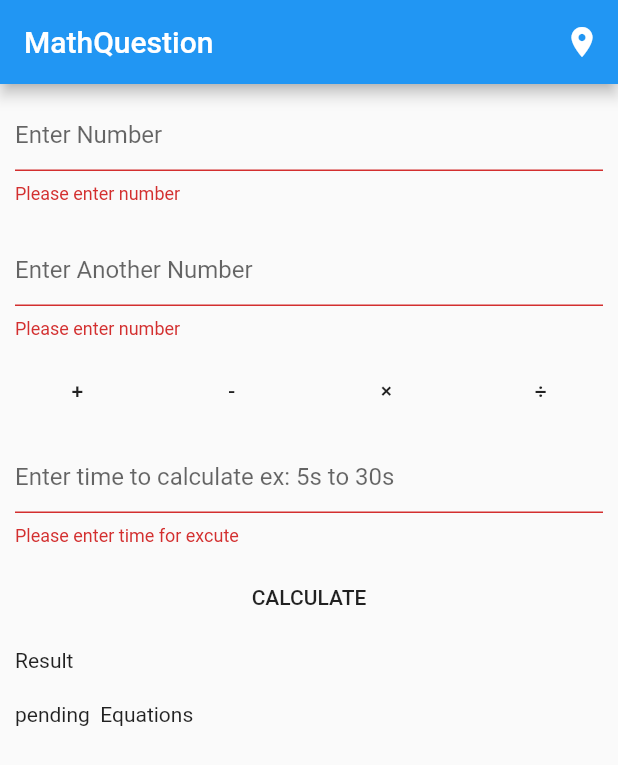
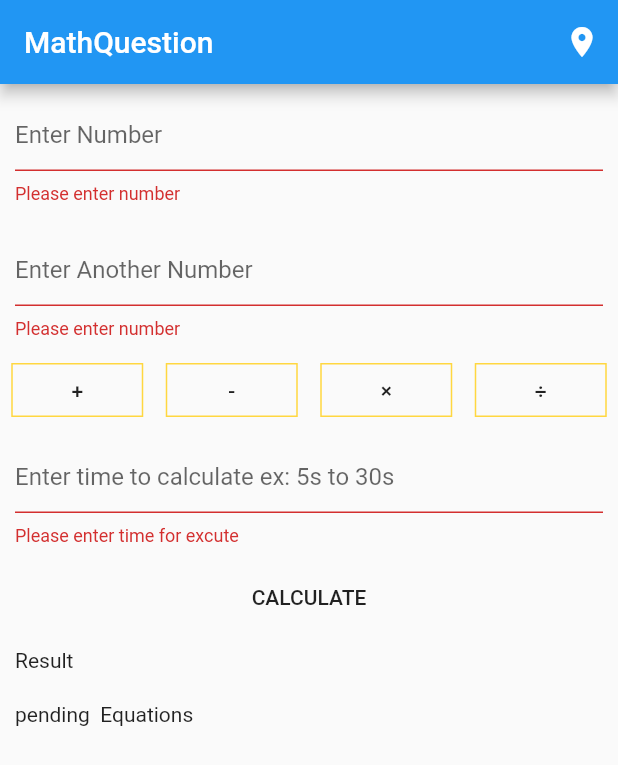
Before and after one commit to Abdelrhman9623/mathQuestion, a Flutter app: the screen it shows after launch, after a tap on "CALCULATE", on a phone screen of 412 x 824 dp. Shown: the top 765 px of the screen. Run offline on Flutter 3.47's test engine with Material 2 defaults, Android fonts, the phone set to English and light mode, and no system bars; our stand-ins replace location.

Commit message:
finxing issus o

```diff
--- a/lib/screens/Home_Screen.dart
+++ b/lib/screens/Home_Screen.dart
@@ -13,6 +13,7 @@ class HomeScreen extends StatefulWidget {
 
 class _HomeScreenState extends State<HomeScreen> with TickerProviderStateMixin {
   final GlobalKey<FormState> _formKey = GlobalKey();
+  final GlobalKey<ScaffoldState> _scafoldKey = GlobalKey();
   double a;
   double b;
   String o;
@@ -22,16 +23,30 @@ class _HomeScreenState extends State<HomeScreen> with TickerProviderStateMixin {
   bool sub = false;
   bool mul = false;
   bool div = false;
-  @override
+
   void _submit() async {
-    final cal = Provider.of<Calculation>(context, listen: false);
     if (!_formKey.currentState.validate()) {
+      return;
+    }
+    if (o == null) {
+      _scafoldKey.currentState.showSnackBar(SnackBar(
+        backgroundColor: Theme.of(context).errorColor,
+        content: Text(
+          'TO COMPLETE THIS EQUATION YOU MUST SELECT ONE OF THIS (+,×,÷,-)',
+          style: TextStyle(color: Colors.white),
+          textAlign: TextAlign.center,
+        ),
+      ));
       return;
     }
     FocusScope.of(context).unfocus();
     _formKey.currentState.save();
-    await Provider.of<Calculation>(context, listen: false)
-        .backgroundServices(a, b, o, time);
+    try {
+      await Provider.of<Calculation>(context, listen: false)
+          .backgroundServices(a, b, o, time);
+    } catch (e) {
+      throw e;
+    }
   }
 
   @override
@@ -39,6 +54,7 @@ class _HomeScreenState extends State<HomeScreen> with TickerProviderStateMixin {
     final cal = Provider.of<Calculation>(context, listen: false);
 
     return Scaffold(
+      key: _scafoldKey,
       appBar: AppBar(
         title: Text('MathQuestion '),
         actions: [
@@ -110,6 +126,8 @@ class _HomeScreenState extends State<HomeScreen> with TickerProviderStateMixin {
                       mainAxisAlignment: MainAxisAlignment.spaceAround,
                       children: [
                         FlatButton(
+                          shape: RoundedRectangleBorder(
+                              side: BorderSide(color: Colors.amberAccent)),
                           color: add ? Colors.amber : Colors.transparent,
                           child: Text('+'),
                           onPressed: () {
@@ -123,6 +141,8 @@ class _HomeScreenState extends State<HomeScreen> with TickerProviderStateMixin {
                           },
                         ),
                         FlatButton(
+                          shape: RoundedRectangleBorder(
+                              side: BorderSide(color: Colors.amberAccent)),
                           color: sub ? Colors.amber : Colors.transparent,
                           child: Text('-'),
                           onPressed: () {
@@ -136,6 +156,8 @@ class _HomeScreenState extends State<HomeScreen> with TickerProviderStateMixin {
                           },
                         ),
                         FlatButton(
+                          shape: RoundedRectangleBorder(
+                              side: BorderSide(color: Colors.amberAccent)),
                           color: mul ? Colors.amber : Colors.transparent,
                           child: Text('×'),
                           onPressed: () {
@@ -149,6 +171,8 @@ class _HomeScreenState extends State<HomeScreen> with TickerProviderStateMixin {
                           },
                         ),
                         FlatButton(
+                          shape: RoundedRectangleBorder(
+                              side: BorderSide(color: Colors.amberAccent)),
                           color: div ? Colors.amber : Colors.transparent,
                           child: Text('÷'),
                           onPressed: () {
```
